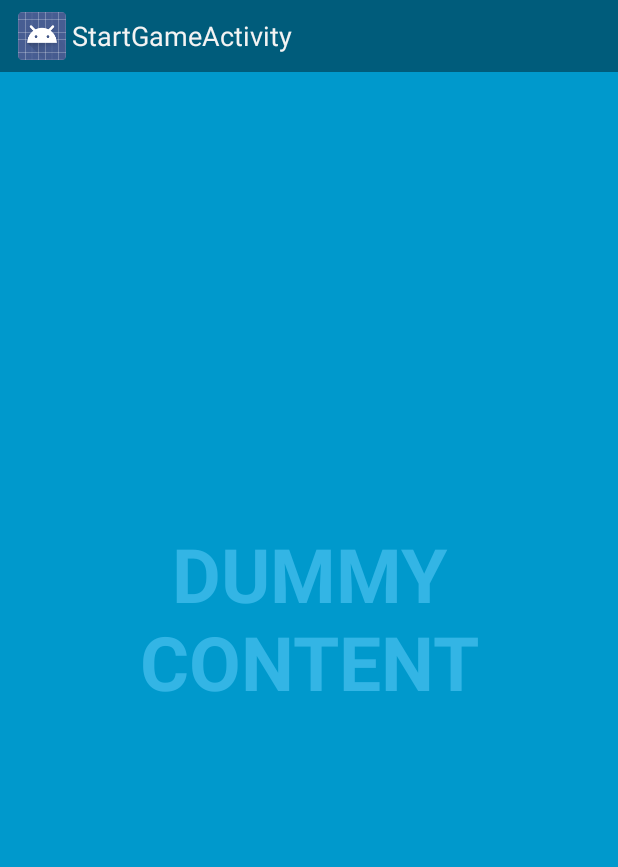
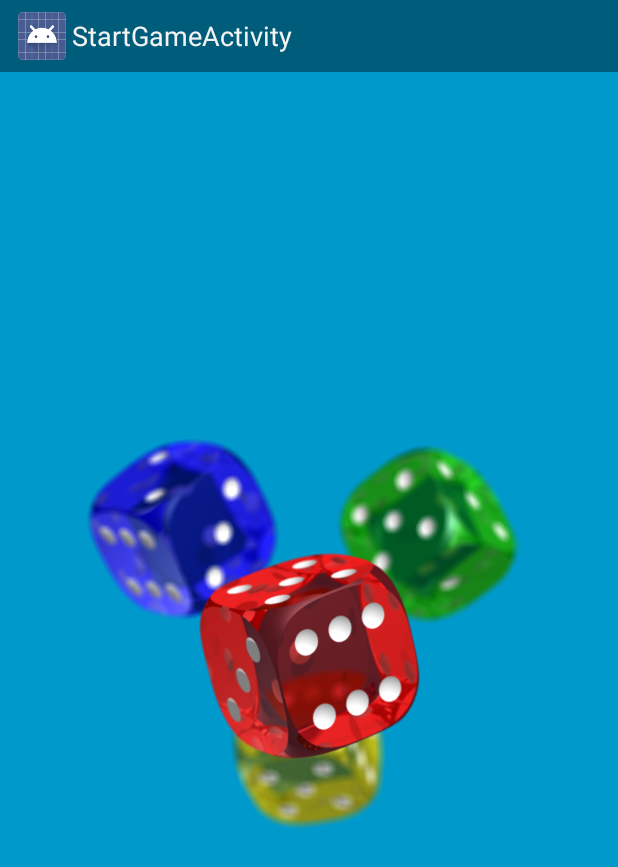
Before and after one commit to intellect-mind/CowsNBulls, an Android app: the screen it shows after launch (StartGameActivity), on a phone screen of 412 x 824 dp. Shown: the top 867 px of the screen. Run offline under Robolectric (Android 15) with nearby library versions, the phone set to English and light mode, and no system bars.

Commit message:
Commit with issue in screen transition
Commit with issue in screen transition

```diff
--- a/app/src/main/java/com/intellectminds/cowsnbulls/activity/GamePageActivity.java
+++ b/app/src/main/java/com/intellectminds/cowsnbulls/activity/GamePageActivity.java
@@ -53,4 +53,6 @@ public class GamePageActivity extends Activity {
 
     }
 
+    public void showGamePageActivity(View view) {
+    }
 }
--- a/app/src/main/java/com/intellectminds/cowsnbulls/activity/StartGameActivity.java
+++ b/app/src/main/java/com/intellectminds/cowsnbulls/activity/StartGameActivity.java
@@ -5,6 +5,7 @@ import com.intellectminds.cowsnbulls.util.SystemUiHider;
 
 import android.annotation.TargetApi;
 import android.app.Activity;
+import android.content.Intent;
 import android.os.Build;
 import android.os.Bundle;
 import android.os.Handler;
@@ -53,7 +54,7 @@ public class StartGameActivity extends Activity {
         setContentView(R.layout.activity_start_game);
 
         final View controlsView = findViewById(R.id.fullscreen_content_controls);
-        final View contentView = findViewById(R.id.fullscreen_content);
+       final View contentView = findViewById(R.id.game_logo);
 
         // Set up an instance of SystemUiHider to control the system UI for
         // this activity.
@@ -112,7 +113,7 @@ public class StartGameActivity extends Activity {
         // Upon interacting with UI controls, delay any scheduled hide()
         // operations to prevent the jarring behavior of controls going away
         // while interacting with the UI.
-        findViewById(R.id.dummy_button).setOnTouchListener(mDelayHideTouchListener);
+        findViewById(R.id.start_game).setOnTouchListener(mDelayHideTouchListener);
     }
 
     @Override
@@ -157,4 +158,9 @@ public class StartGameActivity extends Activity {
         mHideHandler.removeCallbacks(mHideRunnable);
         mHideHandler.postDelayed(mHideRunnable, delayMillis);
     }
+
+    public void showGamePageActivity(View view) {
+        Intent intent = new Intent(this, GamePageActivity.class);
+        startActivity(intent);
     }
+}
--- a/app/src/main/res/layout/activity_start_game.xml
+++ b/app/src/main/res/layout/activity_start_game.xml
@@ -6,10 +6,7 @@
     <!-- The primary full-screen view. This can be replaced with whatever view
          is needed to present your content, e.g. VideoView, SurfaceView,
          TextureView, etc. -->
-    <TextView android:id="@+id/fullscreen_content" android:layout_width="match_parent"
-        android:layout_height="match_parent" android:keepScreenOn="true" android:textColor="#33b5e5"
-        android:textStyle="bold" android:textSize="50sp" android:gravity="center"
-        android:text="@string/dummy_content" />
+
 
     <!-- This FrameLayout insets its children based on system windows using
          android:fitsSystemWindows. -->
@@ -22,11 +19,19 @@
             android:background="@color/black_overlay" android:orientation="horizontal"
             tools:ignore="UselessParent">
 
-            <Button android:id="@+id/dummy_button" style="?metaButtonBarButtonStyle"
+            <Button android:id="@+id/start_game" style="?metaButtonBarButtonStyle"
                 android:layout_width="0dp" android:layout_height="wrap_content"
-                android:layout_weight="1" android:text="@string/dummy_button" />
+                android:layout_weight="1" android:text="@string/start_game"
+                android:onClick="showGamePageActivity"/>
 
         </LinearLayout>
+        <ImageView
+            android:id="@+id/game_logo"
+            android:layout_width="match_parent"
+            android:layout_height="match_parent"
+            android:src="@drawable/demo"
+            android:layout_gravity="center"
+            android:contentDescription="@string/App_Details"/>
     </FrameLayout>
 
 </FrameLayout>
--- a/app/src/main/res/values/strings.xml
+++ b/app/src/main/res/values/strings.xml
@@ -1,7 +1,7 @@
 <resources>
     <string name="app_name">Cows N Bulls</string>
 
-    <string name="dummy_button">Dummy Button</string>
+    <string name="start_game">Start Game</string>
     <string name="dummy_content">DUMMY\nCONTENT</string>
     <string name="App_Details">Cows N Bulls is a good game</string>
     <string name="title_activity_start_page">StartPageActivity</string>
```
Also changed, not shown: app/src/main/res/drawable/demo.png (added). Lines whose indentation alone changed are shown as unchanged.
